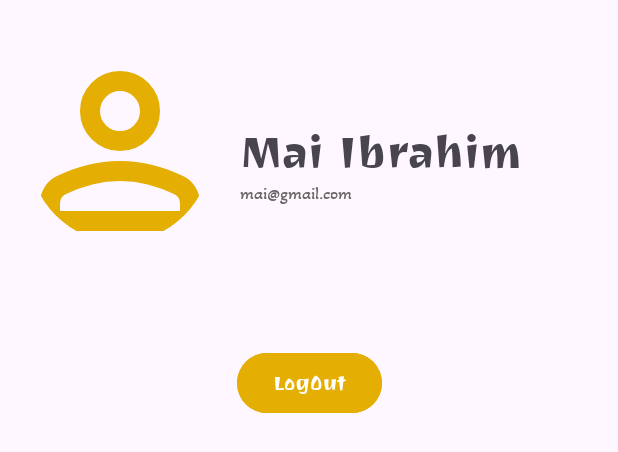
After one commit to MaiBayoumi/Caloric, an Android app: the layout fragment_profile.xml on its own in the app's theme, with its tools: preview values and no code run, on a phone screen of 412 x 824 dp. The commit adds this screen. Shown: the top 452 px of the screen. Run offline under Robolectric (Android 15) with nearby library versions, the phone set to English and light mode, and no system bars.

Commit message:
user profile fragment

```diff
--- a/app/src/main/java/com/example/caloric/search/view/SearchFrag.java
+++ b/app/src/main/java/com/example/caloric/search/view/SearchFrag.java
@@ -32,6 +32,7 @@ import com.example.caloric.network.ClientService;
 import com.example.caloric.network.RemoteSource;
 import com.example.caloric.search.presenter.SearchPresenter;
 import com.example.caloric.search.presenter.SearchPresenterInterface;
+import com.google.android.material.textfield.TextInputLayout;
 
 import java.util.ArrayList;
 import java.util.List;
@@ -65,7 +66,8 @@ public class SearchFrag extends Fragment implements SearchViewInterface, OnSearc
         super.onViewCreated(view, savedInstanceState);
 
         radioGroup = view.findViewById(R.id.radioGroup);
-        searchET = view.findViewById(R.id.inputsearch);
+        searchET = view.findViewById(R.id.etSearch);
+        //TextInputLayout textInputLayout = view.findViewById(R.id.textInputLayout);
         searchRecycler = view.findViewById(R.id.searchRecycler);
 
         LinearLayoutManager linearLayoutManager = new LinearLayoutManager(view.getContext());
@@ -74,6 +76,7 @@ public class SearchFrag extends Fragment implements SearchViewInterface, OnSearc
         searchRecyclerAdapter = new SearchRecyclerAdapter(view.getContext(), this);
         searchRecycler.setLayoutManager(linearLayoutManager);
         searchRecycler.setAdapter(searchRecyclerAdapter);
+
         selectedBtnId = R.id.country_radioBtn;
         nullTextView = view.findViewById(R.id.nullTextViewInsearch);
 
@@ -110,6 +113,7 @@ public class SearchFrag extends Fragment implements SearchViewInterface, OnSearc
             public void onTextChanged(CharSequence s, int start, int before, int count) {
 
             }
+
 
             @Override
             public void afterTextChanged(Editable s) {
--- a/app/src/main/java/com/example/caloric/view/HostedActivity.java
+++ b/app/src/main/java/com/example/caloric/view/HostedActivity.java
@@ -12,7 +12,7 @@ import androidx.navigation.NavController;
 import androidx.navigation.Navigation;
 import androidx.navigation.ui.NavigationUI;
 
-import com.example.caloric.FavouritelistFrag;
+import com.example.caloric.favourites.view.FavouritelistFrag;
 import com.example.caloric.R;
 import com.google.android.material.bottomnavigation.BottomNavigationView;
 
--- /dev/null
+++ b/app/src/main/res/drawable/search_background.xml
@@ -0,0 +1,6 @@
+<?xml version="1.0" encoding="utf-8"?>
+<shape xmlns:android="http://schemas.android.com/apk/res/android">
+    <corners android:radius="30dp"/>
+
+    <solid android:color="@color/white"/>
+</shape>
--- /dev/null
+++ b/app/src/main/res/layout/fragment_profile.xml
@@ -0,0 +1,54 @@
+<?xml version="1.0" encoding="utf-8"?>
+<androidx.constraintlayout.widget.ConstraintLayout xmlns:android="http://schemas.android.com/apk/res/android"
+    xmlns:tools="http://schemas.android.com/tools"
+    android:layout_width="match_parent"
+    android:layout_height="match_parent"
+    xmlns:app="http://schemas.android.com/apk/res-auto"
+    tools:context=".profileFrag">
+    <de.hdodenhof.circleimageview.CircleImageView
+        android:id="@+id/personalImgView"
+        android:layout_width="160dp"
+        android:layout_height="121dp"
+        android:src="@drawable/person"
+        app:layout_constraintTop_toTopOf="parent"
+        app:layout_constraintStart_toStartOf="parent"
+        android:layout_marginTop="40dp"
+        />
+
+    <TextView
+        android:id="@+id/nameTextView"
+        android:layout_width="wrap_content"
+        android:fontFamily="@font/joti_one"
+        android:layout_height="wrap_content"
+        app:layout_constraintStart_toEndOf="@id/personalImgView"
+        app:layout_constraintTop_toTopOf="@id/personalImgView"
+        app:layout_constraintBottom_toBottomOf="@id/personalImgView"
+        android:text="@string/name"
+        android:textSize="30sp"
+        />
+
+    <TextView
+        android:id="@+id/emailTextView"
+        android:fontFamily="@font/akaya"
+        android:layout_width="wrap_content"
+        android:layout_height="wrap_content"
+        app:layout_constraintStart_toStartOf="@id/nameTextView"
+        app:layout_constraintTop_toBottomOf="@id/nameTextView"
+        android:text="@string/email"
+        android:textSize="12sp"
+        android:textColor="#676565"
+        />
+
+    <Button
+        android:id="@+id/logoutButton"
+        android:layout_width="wrap_content"
+        android:layout_height="wrap_content"
+        app:layout_constraintStart_toStartOf="parent"
+        app:layout_constraintEnd_toEndOf="parent"
+        app:layout_constraintTop_toBottomOf="@id/personalImgView"
+        android:layout_marginTop="70dp"
+        android:text="@string/logout"
+        android:fontFamily="@font/joti_one"
+        android:backgroundTint="@color/yellow"
+        />
+</androidx.constraintlayout.widget.ConstraintLayout>
--- a/app/src/main/res/menu/nav_menu.xml
+++ b/app/src/main/res/menu/nav_menu.xml
@@ -20,6 +20,11 @@
         android:id="@+id/plannerFrag"
         android:icon="@drawable/calendar"
         android:title="@string/empty" />
+
+    <item
+        android:id="@+id/profileFrag"
+        android:icon="@drawable/person"
+        android:title="@string/empty" />
 </group>
 
 </menu>
```
Also changed, not shown: app/src/main/java/com/example/caloric/profileFrag.java (added, +64 -0 lines), app/src/main/java/com/example/caloric/register/LogIn.java (+11 -0 lines), app/src/main/res/drawable/refresh.xml (added, +9 -0 lines), app/src/main/res/navigation/nav_graph.xml (+6 -1 lines), app/src/main/res/drawable/ingredients.jpg (deleted), app/src/main/res/drawable/signinbackgrd.jpg (deleted).
